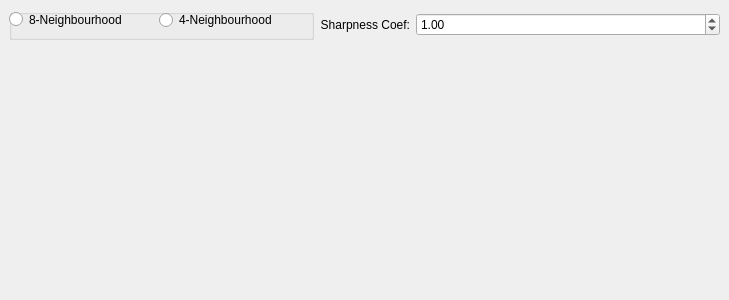
Old version of the form src/laplace.ui in the repository buzzcz/ZVI.
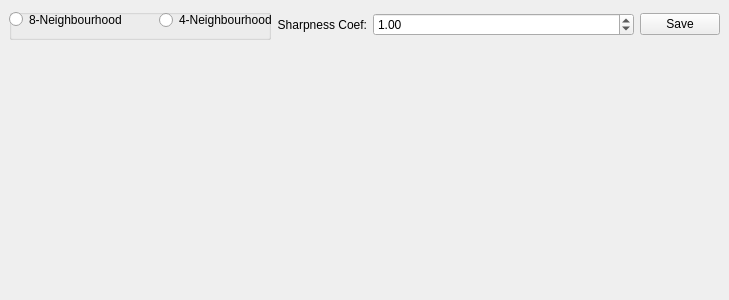
New version of the form.

Patch:
```diff
--- a/src/laplace.ui
+++ b/src/laplace.ui
@@ -16,7 +16,7 @@
   <widget class="QWidget" name="centralwidget">
    <layout class="QVBoxLayout" name="verticalLayout">
     <item>
-     <layout class="QHBoxLayout" name="horizontalLayout" stretch="0,0,0">
+     <layout class="QHBoxLayout" name="horizontalLayout" stretch="0,0,0,0">
       <item>
        <widget class="QGroupBox" name="groupBox">
         <property name="sizePolicy">
@@ -109,6 +109,13 @@
         </property>
        </widget>
       </item>
+      <item>
+       <widget class="QPushButton" name="saveButton">
+        <property name="text">
+         <string>Save</string>
+        </property>
+       </widget>
+      </item>
      </layout>
     </item>
     <item>
```
